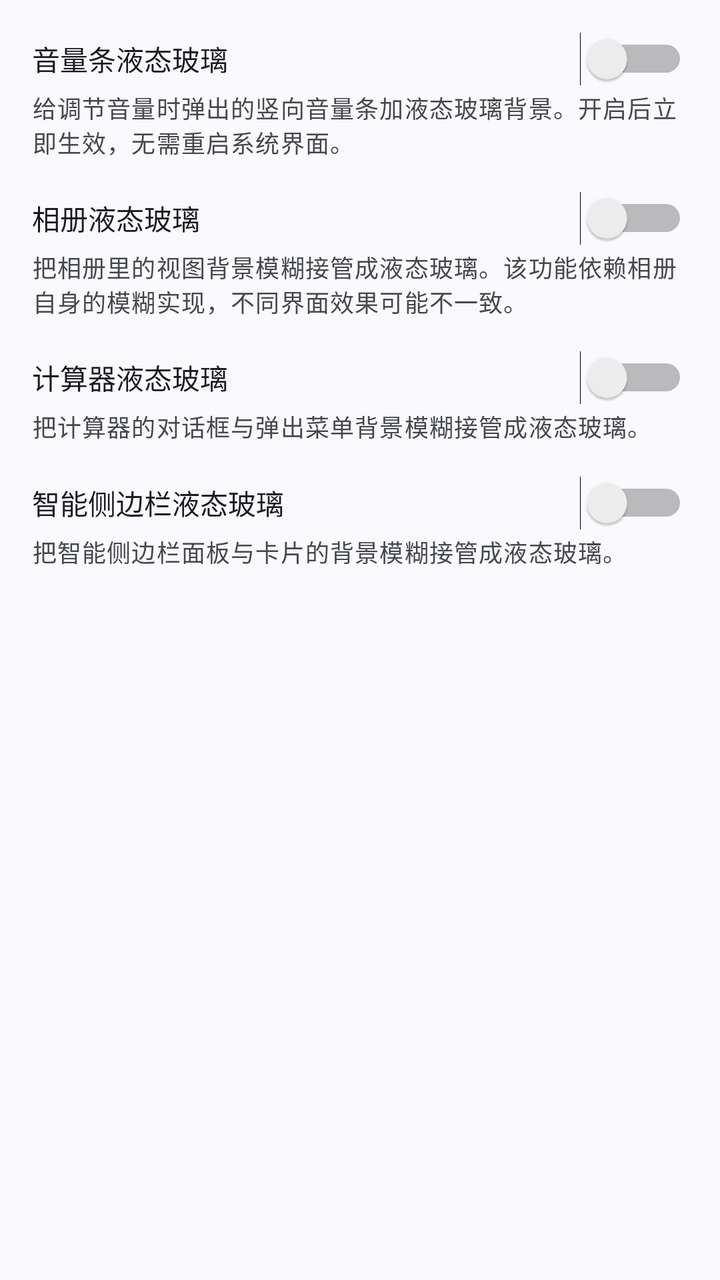
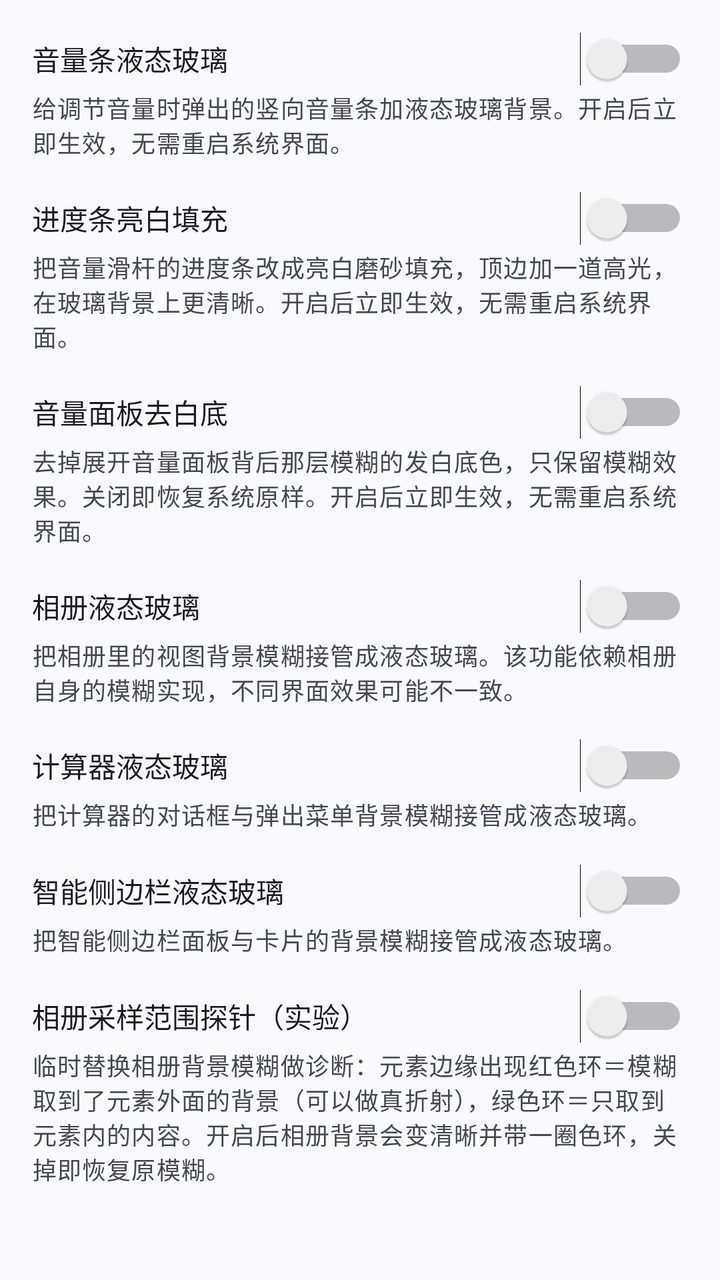

An Android layout rendered at two revisions. The XML below is the earlier revision; the diff shows what the commit changed to produce the second picture.
<!-- AndroidManifest.xml: application theme Theme.LiquidGlass -->
<!-- res/layout/view_cat_components.xml -->
<?xml version="1.0" encoding="utf-8"?>
<ScrollView xmlns:android="http://schemas.android.com/apk/res/android"
    android:layout_width="match_parent"
    android:layout_height="match_parent"
    android:fillViewport="true">

    <LinearLayout
        android:layout_width="match_parent"
        android:layout_height="wrap_content"
        android:orientation="vertical"
        android:padding="16dp">

        
        <Switch
            android:id="@+id/switchVolumeSeekBarGlass"
            android:layout_width="match_parent"
            android:layout_height="wrap_content"
            android:text="@string/settings_volume_seekbar_glass" />

        <TextView
            android:layout_width="match_parent"
            android:layout_height="wrap_content"
            android:layout_marginTop="2dp"
            android:text="@string/settings_volume_seekbar_glass_desc"
            android:textAppearance="?attr/textAppearanceBodySmall"
            android:textColor="?android:attr/textColorSecondary" />

        
        <Switch
            android:id="@+id/switchGalleryGlass"
            android:layout_width="match_parent"
            android:layout_height="wrap_content"
            android:layout_marginTop="16dp"
            android:text="@string/settings_gallery_glass" />

        <TextView
            android:layout_width="match_parent"
            android:layout_height="wrap_content"
            android:layout_marginTop="2dp"
            android:text="@string/settings_gallery_glass_desc"
            android:textAppearance="?attr/textAppearanceBodySmall"
            android:textColor="?android:attr/textColorSecondary" />

        
        <Switch
            android:id="@+id/switchCalculatorGlass"
            android:layout_width="match_parent"
            android:layout_height="wrap_content"
            android:layout_marginTop="16dp"
            android:text="@string/settings_calculator_glass" />

        <TextView
            android:layout_width="match_parent"
            android:layout_height="wrap_content"
            android:layout_marginTop="2dp"
            android:text="@string/settings_calculator_glass_desc"
            android:textAppearance="?attr/textAppearanceBodySmall"
            android:textColor="?android:attr/textColorSecondary" />

        
        <Switch
            android:id="@+id/switchSmartSidebarGlass"
            android:layout_width="match_parent"
            android:layout_height="wrap_content"
            android:layout_marginTop="16dp"
            android:text="@string/settings_smart_sidebar_glass" />

        <TextView
            android:layout_width="match_parent"
            android:layout_height="wrap_content"
            android:layout_marginTop="2dp"
            android:text="@string/settings_smart_sidebar_glass_desc"
            android:textAppearance="?attr/textAppearanceBodySmall"
            android:textColor="?android:attr/textColorSecondary" />

    </LinearLayout>
</ScrollView>
<!-- resources referenced by this layout -->
<resources>
  <string name="settings_calculator_glass">计算器液态玻璃</string>
  <string name="settings_calculator_glass_desc">把计算器的对话框与弹出菜单背景模糊接管成液态玻璃。</string>
  <string name="settings_gallery_glass">相册液态玻璃</string>
  <string name="settings_gallery_glass_desc">把相册里的视图背景模糊接管成液态玻璃。该功能依赖相册自身的模糊实现，不同界面效果可能不一致。</string>
  <string name="settings_smart_sidebar_glass">智能侧边栏液态玻璃</string>
  <string name="settings_smart_sidebar_glass_desc">把智能侧边栏面板与卡片的背景模糊接管成液态玻璃。</string>
  <string name="settings_volume_seekbar_glass">音量条液态玻璃</string>
  <string name="settings_volume_seekbar_glass_desc">给调节音量时弹出的竖向音量条加液态玻璃背景。开启后立即生效，无需重启系统界面。</string>
  <style name="Theme.LiquidGlass" parent="Theme.Material3.DynamicColors.DayNight.NoActionBar" />
</resources>

<!-- the commit's change to res/layout/view_cat_components.xml (unified diff, before → after) -->
@@ -22,6 +22,38 @@
             android:layout_height="wrap_content"
             android:layout_marginTop="2dp"
             android:text="@string/settings_volume_seekbar_glass_desc"
+            android:textAppearance="?attr/textAppearanceBodySmall"
+            android:textColor="?android:attr/textColorSecondary" />
+
+        
+        <Switch
+            android:id="@+id/switchVolumePanelClean"
+            android:layout_width="match_parent"
+            android:layout_height="wrap_content"
+            android:layout_marginTop="16dp"
+            android:text="@string/settings_volume_panel_clean" />
+
+        <TextView
+            android:layout_width="match_parent"
+            android:layout_height="wrap_content"
+            android:layout_marginTop="2dp"
+            android:text="@string/settings_volume_panel_clean_desc"
+            android:textAppearance="?attr/textAppearanceBodySmall"
+            android:textColor="?android:attr/textColorSecondary" />
+
+        
+        <Switch
+            android:id="@+id/switchVolumePanelBackdrop"
+            android:layout_width="match_parent"
+            android:layout_height="wrap_content"
+            android:layout_marginTop="16dp"
+            android:text="@string/settings_volume_panel_backdrop" />
+
+        <TextView
+            android:layout_width="match_parent"
+            android:layout_height="wrap_content"
+            android:layout_marginTop="2dp"
+            android:text="@string/settings_volume_panel_backdrop_desc"
             android:textAppearance="?attr/textAppearanceBodySmall"
             android:textColor="?android:attr/textColorSecondary" />
 
@@ -73,5 +105,21 @@
             android:textAppearance="?attr/textAppearanceBodySmall"
             android:textColor="?android:attr/textColorSecondary" />
 
+        
+        <Switch
+            android:id="@+id/switchGalleryShaderProbe"
+            android:layout_width="match_parent"
+            android:layout_height="wrap_content"
+            android:layout_marginTop="16dp"
+            android:text="@string/settings_gallery_shader_probe" />
+
+        <TextView
+            android:layout_width="match_parent"
+            android:layout_height="wrap_content"
+            android:layout_marginTop="2dp"
+            android:text="@string/settings_gallery_shader_probe_desc"
+            android:textAppearance="?attr/textAppearanceBodySmall"
+            android:textColor="?android:attr/textColorSecondary" />
+
     </LinearLayout>
 </ScrollView>
<!-- resource entries referenced after the edit -->
@@ -4,8 +4,14 @@
   <string name="settings_calculator_glass_desc">把计算器的对话框与弹出菜单背景模糊接管成液态玻璃。</string>
   <string name="settings_gallery_glass">相册液态玻璃</string>
   <string name="settings_gallery_glass_desc">把相册里的视图背景模糊接管成液态玻璃。该功能依赖相册自身的模糊实现，不同界面效果可能不一致。</string>
+  <string name="settings_gallery_shader_probe">相册采样范围探针（实验）</string>
+  <string name="settings_gallery_shader_probe_desc">临时替换相册背景模糊做诊断：元素边缘出现红色环＝模糊取到了元素外面的背景（可以做真折射），绿色环＝只取到元素内的内容。开启后相册背景会变清晰并带一圈色环，关掉即恢复原模糊。</string>
   <string name="settings_smart_sidebar_glass">智能侧边栏液态玻璃</string>
   <string name="settings_smart_sidebar_glass_desc">把智能侧边栏面板与卡片的背景模糊接管成液态玻璃。</string>
+  <string name="settings_volume_panel_backdrop">音量面板去白底</string>
+  <string name="settings_volume_panel_backdrop_desc">去掉展开音量面板背后那层模糊的发白底色，只保留模糊效果。关闭即恢复系统原样。开启后立即生效，无需重启系统界面。</string>
+  <string name="settings_volume_panel_clean">进度条亮白填充</string>
+  <string name="settings_volume_panel_clean_desc">把音量滑杆的进度条改成亮白磨砂填充，顶边加一道高光，在玻璃背景上更清晰。开启后立即生效，无需重启系统界面。</string>
   <string name="settings_volume_seekbar_glass">音量条液态玻璃</string>
   <string name="settings_volume_seekbar_glass_desc">给调节音量时弹出的竖向音量条加液态玻璃背景。开启后立即生效，无需重启系统界面。</string>
   <style name="Theme.LiquidGlass" parent="Theme.Material3.DynamicColors.DayNight.NoActionBar" />
